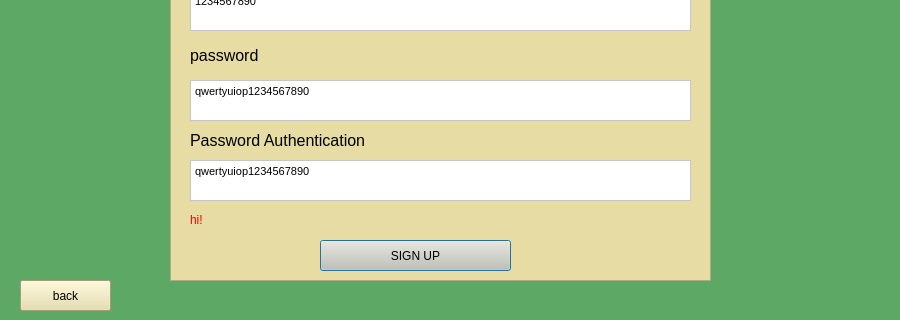
The window that signUpScreen.ui (barvaz1/chatRooms) describes before a commit, drawn with Qt 5; both pictures show x 0 to 900 and y 380 to 700 of the 900 by 700 pixel window.
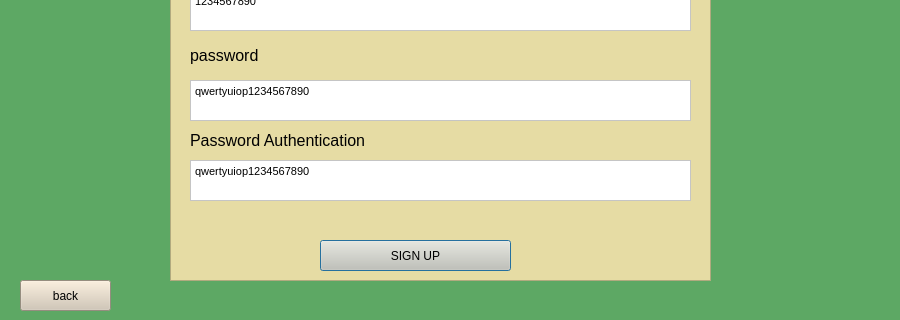
The same window after the commit.

What changed in the file:
```diff
--- a/signUpScreen.ui
+++ b/signUpScreen.ui
@@ -315,7 +315,7 @@
      <string notr="true">font: 8pt &quot;MS Reference Sans Serif&quot;;</string>
     </property>
     <property name="text">
-     <string>&lt;html&gt;&lt;head/&gt;&lt;body&gt;&lt;p&gt;&lt;span style=&quot; color:#ff0000;&quot;&gt;hi!&lt;/span&gt;&lt;/p&gt;&lt;/body&gt;&lt;/html&gt;</string>
+     <string>&lt;html&gt;&lt;head/&gt;&lt;body&gt;&lt;p&gt;&lt;br/&gt;&lt;/p&gt;&lt;/body&gt;&lt;/html&gt;</string>
     </property>
    </widget>
    <widget class="QTextEdit" name="textEdit_phone_num">
@@ -367,8 +367,7 @@
     </rect>
    </property>
    <property name="styleSheet">
-    <string notr="true">
-background-color: rgb(230, 220, 164);</string>
+    <string notr="true">background-color: rgb(209, 197, 178);</string>
    </property>
    <property name="text">
     <string>back</string>
```
